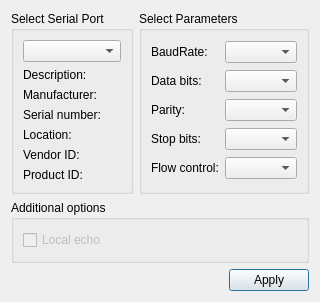
The window that settingsdialog.ui (APSW-AIM/RoadscopePcbInspector) describes before a commit, drawn with Qt 5.
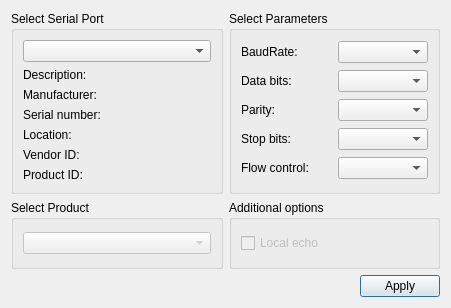
The same window after the commit.

What changed in the file:
```diff
--- a/settingsdialog.ui
+++ b/settingsdialog.ui
@@ -6,14 +6,38 @@
    <rect>
     <x>0</x>
     <y>0</y>
-    <width>300</width>
-    <height>302</height>
+    <width>451</width>
+    <height>308</height>
    </rect>
   </property>
   <property name="windowTitle">
    <string>Settings</string>
   </property>
   <layout class="QGridLayout" name="gridLayout_3">
+   <item row="4" column="0" colspan="2">
+    <layout class="QHBoxLayout" name="horizontalLayout">
+     <item>
+      <spacer name="horizontalSpacer">
+       <property name="orientation">
+        <enum>Qt::Horizontal</enum>
+       </property>
+       <property name="sizeHint" stdset="0">
+        <size>
+         <width>96</width>
+         <height>20</height>
+        </size>
+       </property>
+      </spacer>
+     </item>
+     <item>
+      <widget class="QPushButton" name="applyButton">
+       <property name="text">
+        <string>Apply</string>
+       </property>
+      </widget>
+     </item>
+    </layout>
+   </item>
    <item row="0" column="1">
     <widget class="QGroupBox" name="parametersBox">
      <property name="title">
@@ -127,31 +151,23 @@
      </layout>
     </widget>
    </item>
-   <item row="2" column="0" colspan="2">
-    <layout class="QHBoxLayout" name="horizontalLayout">
-     <item>
-      <spacer name="horizontalSpacer">
-       <property name="orientation">
-        <enum>Qt::Horizontal</enum>
-       </property>
-       <property name="sizeHint" stdset="0">
-        <size>
-         <width>96</width>
-         <height>20</height>
-        </size>
-       </property>
-      </spacer>
-     </item>
-     <item>
-      <widget class="QPushButton" name="applyButton">
-       <property name="text">
-        <string>Apply</string>
-       </property>
-      </widget>
-     </item>
-    </layout>
+   <item row="1" column="0">
+    <widget class="QGroupBox" name="productGroupBox">
+     <property name="title">
+      <string>Select Product</string>
+     </property>
+     <layout class="QGridLayout" name="gridLayout_4">
+      <item row="0" column="0">
+       <widget class="QComboBox" name="productComboBox">
+        <property name="enabled">
+         <bool>false</bool>
+        </property>
+       </widget>
+      </item>
+     </layout>
+    </widget>
    </item>
-   <item row="1" column="0" colspan="2">
+   <item row="1" column="1">
     <widget class="QGroupBox" name="additionalOptionsGroupBox">
      <property name="title">
       <string>Additional options</string>
```
